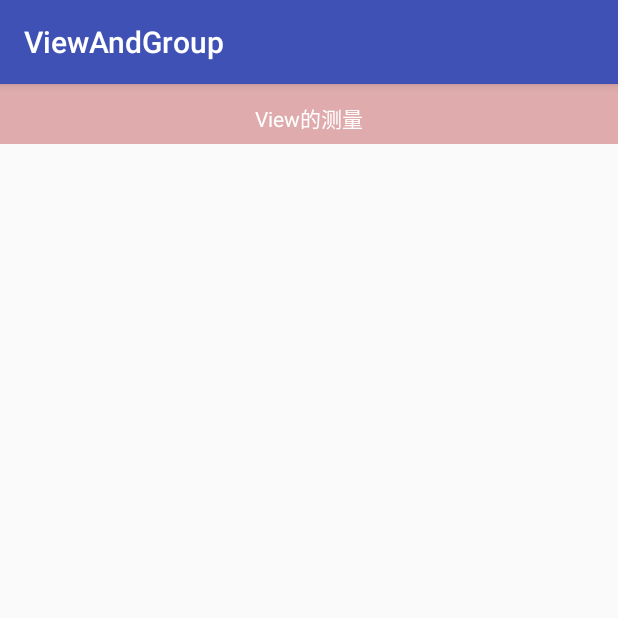
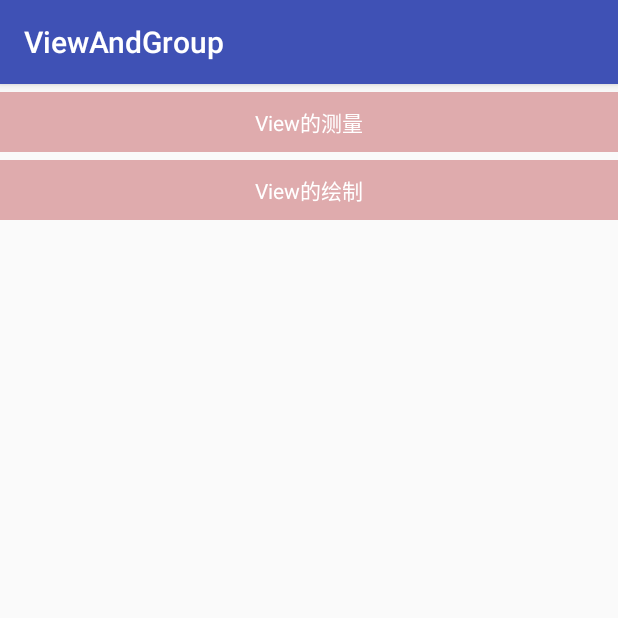
Before and after one commit to baojie0327/ViewAndGroup, an Android app: the screen it shows after launch (MainActivity), on a phone screen of 412 x 824 dp, the top half of it. Run offline under Robolectric (Android 15) with nearby library versions, the phone set to English and light mode, and no system bars; our stand-ins replace ButterKnife.

Commit message:
view draw

```diff
--- a/app/src/main/AndroidManifest.xml
+++ b/app/src/main/AndroidManifest.xml
@@ -15,9 +15,11 @@
                 <category android:name="android.intent.category.LAUNCHER"/>
             </intent-filter>
         </activity>
-        <activity android:name=".viewmeasure.ViewMeasureActivity">
+        <activity android:name=".activity.ViewMeasureActivity">
         </activity>
         <activity android:name=".viewmeasure.MeasureViewActivity">
+        </activity>
+        <activity android:name=".activity.DrawActivity">
         </activity>
     </application>
 
--- a/app/src/main/java/com/example/ahuang/viewandgroup/MainActivity.java
+++ b/app/src/main/java/com/example/ahuang/viewandgroup/MainActivity.java
@@ -5,11 +5,13 @@ import android.os.Bundle;
 import android.support.v7.app.AppCompatActivity;
 import android.support.v7.widget.LinearLayoutManager;
 import android.support.v7.widget.RecyclerView;
+import android.util.Log;
 import android.view.View;
 import android.widget.LinearLayout;
 
+import com.example.ahuang.viewandgroup.activity.DrawActivity;
 import com.example.ahuang.viewandgroup.adapter.MainAdapter;
-import com.example.ahuang.viewandgroup.viewmeasure.ViewMeasureActivity;
+import com.example.ahuang.viewandgroup.activity.ViewMeasureActivity;
 
 import java.util.ArrayList;
 import java.util.List;
@@ -24,7 +26,7 @@ public class MainActivity extends AppCompatActivity implements View.OnClickListe
     LinearLayout mActivityMain;
     @Bind(R.id.recycleView)
     RecyclerView mRecycleView;
-    private List<String> list = new ArrayList<>();
+    private List<String> list = new ArrayList<String>();
     private MainAdapter mAdapter;
 
 
@@ -35,6 +37,9 @@ public class MainActivity extends AppCompatActivity implements View.OnClickListe
         ButterKnife.bind(this);
         //  mViewMeasure.setOnClickListener(this);
         list.add("View的测量");
+        list.add("View的绘制");
+
+        Log.d("hbj",list.size()+"");
 
         LinearLayoutManager layoutManager = new LinearLayoutManager(this);
         mRecycleView.setLayoutManager(layoutManager);
@@ -45,10 +50,15 @@ public class MainActivity extends AppCompatActivity implements View.OnClickListe
             @Override
             public void onItemClick(View view, int position) {
                 switch (position) {
-                    case 0:
+                    case 0: //view的测量
                         Intent intent_measure = new Intent(MainActivity.this, ViewMeasureActivity.class);
                         startActivity(intent_measure);
                         break;
+                    case 1: //view的绘制
+                        Intent intent_draw = new Intent(MainActivity.this, DrawActivity.class);
+                        startActivity(intent_draw);
+                        break;
+
                 }
             }
         });
--- a/app/src/main/java/com/example/ahuang/viewandgroup/viewmeasure/ViewMeasureActivity.java
+++ b/app/src/main/java/com/example/ahuang/viewandgroup/activity/ViewMeasureActivity.java
@@ -1,4 +1,4 @@
-package com.example.ahuang.viewandgroup.viewmeasure;
+package com.example.ahuang.viewandgroup.activity;
 
 import android.os.Bundle;
 import android.support.v7.app.AppCompatActivity;
--- a/app/src/main/java/com/example/ahuang/viewandgroup/adapter/MainAdapter.java
+++ b/app/src/main/java/com/example/ahuang/viewandgroup/adapter/MainAdapter.java
@@ -5,6 +5,7 @@ package com.example.ahuang.viewandgroup.adapter; /**
 
 import android.content.Context;
 import android.support.v7.widget.RecyclerView;
+import android.util.Log;
 import android.view.LayoutInflater;
 import android.view.View;
 import android.view.ViewGroup;
@@ -38,21 +39,21 @@ public class MainAdapter extends RecyclerView.Adapter<MainAdapter.MyViewHolder>
     public MyViewHolder onCreateViewHolder(ViewGroup parent, int viewType) {
         View view = LayoutInflater.from(mContext).inflate(R.layout.item_main,
                 parent, false);
-        MyViewHolder viewHolder=new MyViewHolder(view);
-        viewHolder.tv_title=(TextView) view.findViewById(R.id.viewMeasure);
-        viewHolder.ll_listen=(LinearLayout) view.findViewById(R.id.ll_listen);
+        MyViewHolder viewHolder = new MyViewHolder(view);
+        viewHolder.tv_title = (TextView) view.findViewById(R.id.viewMeasure);
+      //  viewHolder.ll_listen = (LinearLayout) view.findViewById(R.id.ll_listen);
         return viewHolder;
     }
 
     @Override
     public void onBindViewHolder(final MyViewHolder holder, int position) {
+        Log.d("hbj","position=" + position);
         holder.tv_title.setText(list.get(position));
         // 如果设置了回调，则设置点击事件
         if (mOnItemClickLitener != null) {
-            holder.ll_listen.setOnClickListener(new View.OnClickListener() {
+            holder.tv_title.setOnClickListener(new View.OnClickListener() {
                 @Override
-                public void onClick(View v)
-                {
+                public void onClick(View v) {
                     int pos = holder.getLayoutPosition();
                     mOnItemClickLitener.onItemClick(holder.itemView, pos);
                 }
--- a/app/src/main/res/layout/activity_view_measure.xml
+++ b/app/src/main/res/layout/activity_view_measure.xml
@@ -7,7 +7,7 @@
     android:layout_height="match_parent"
     android:layout_centerInParent="true"
     android:paddingBottom="@dimen/activity_vertical_margin"
-    tools:context="com.example.ahuang.viewandgroup.viewmeasure.ViewMeasureActivity">
+    tools:context="com.example.ahuang.viewandgroup.activity.ViewMeasureActivity">
 
     <com.example.ahuang.viewandgroup.View.MeasureView
         android:layout_width="wrap_content"
--- a/app/src/main/res/layout/item_main.xml
+++ b/app/src/main/res/layout/item_main.xml
@@ -2,19 +2,17 @@
 <LinearLayout
     xmlns:android="http://schemas.android.com/apk/res/android"
     xmlns:tools="http://schemas.android.com/tools"
-    android:id="@+id/ll_listen"
     android:layout_width="match_parent"
-    android:layout_height="match_parent"
+    android:layout_height="wrap_content"
     android:orientation="vertical"
     tools:context="com.example.ahuang.viewandgroup.MainActivity">
 
     <TextView
         android:id="@+id/viewMeasure"
         android:layout_width="match_parent"
-        android:paddingTop="5dp"
+        android:layout_marginTop="5dp"
         android:layout_height="40dp"
         android:background="#dfabad"
         android:gravity="center"
-        android:text="View的测量"
         android:textColor="#ffffff"/>
 </LinearLayout>
```
Also changed, not shown: app/src/main/java/com/example/ahuang/viewandgroup/View/DrawView.java (added, +92 -0 lines), app/src/main/java/com/example/ahuang/viewandgroup/activity/DrawActivity.java (added, +15 -0 lines), app/src/main/res/layout/activity_draw.xml (added, +13 -0 lines).
